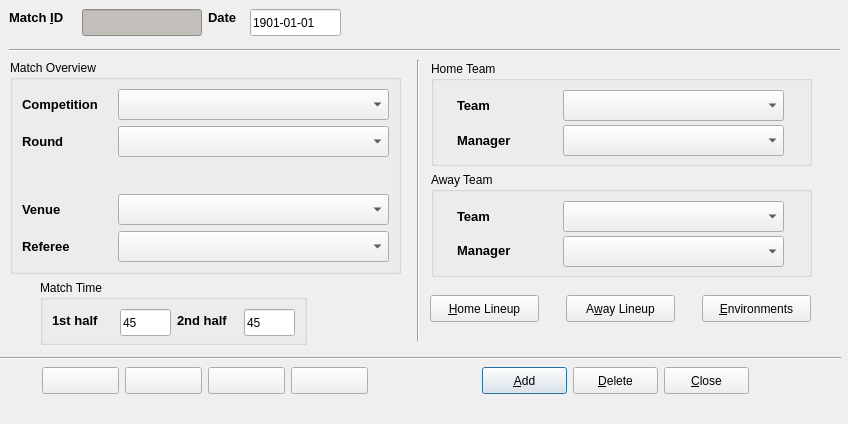
Before: the Qt Designer form code/pyqt/gui/match_entry.ui in soccermetrics/marcotti-desktop, drawn with Qt 5.
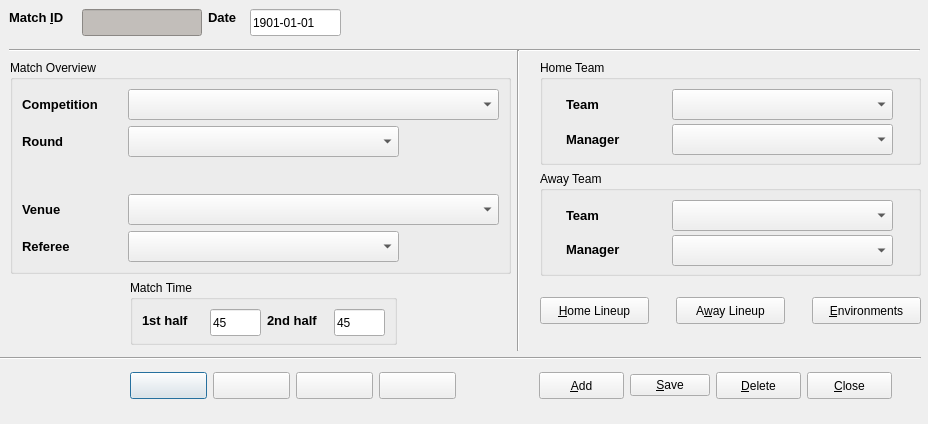
After: the same form once the commit is applied. Icons and pictures are not drawn.

Commit message: Added Save button to UIs, rebuilt autocoded Python files (#13)

```diff
--- a/code/pyqt/gui/match_entry.ui
+++ b/code/pyqt/gui/match_entry.ui
@@ -6,19 +6,19 @@
    <rect>
     <x>0</x>
     <y>0</y>
-    <width>848</width>
+    <width>928</width>
     <height>424</height>
    </rect>
   </property>
   <property name="minimumSize">
    <size>
-    <width>848</width>
+    <width>928</width>
     <height>424</height>
    </size>
   </property>
   <property name="maximumSize">
    <size>
-    <width>848</width>
+    <width>928</width>
     <height>424</height>
    </size>
   </property>
@@ -81,7 +81,7 @@
     <rect>
      <x>9</x>
      <y>42</y>
-     <width>831</width>
+     <width>911</width>
      <height>16</height>
     </rect>
    </property>
@@ -92,10 +92,10 @@
   <widget class="Line" name="line_2">
    <property name="geometry">
     <rect>
-     <x>410</x>
-     <y>60</y>
+     <x>510</x>
+     <y>50</y>
      <width>16</width>
-     <height>281</height>
+     <height>301</height>
     </rect>
    </property>
    <property name="orientation">
@@ -107,7 +107,7 @@
     <rect>
      <x>10</x>
      <y>60</y>
-     <width>391</width>
+     <width>501</width>
      <height>214</height>
     </rect>
    </property>
@@ -133,13 +133,13 @@
      <widget class="QComboBox" name="matchCompSelect">
       <property name="minimumSize">
        <size>
-        <width>271</width>
+        <width>371</width>
         <height>31</height>
        </size>
       </property>
       <property name="maximumSize">
        <size>
-        <width>271</width>
+        <width>371</width>
         <height>31</height>
        </size>
       </property>
@@ -212,13 +212,13 @@
      <widget class="QComboBox" name="matchVenueSelect">
       <property name="minimumSize">
        <size>
-        <width>271</width>
+        <width>371</width>
         <height>31</height>
        </size>
       </property>
       <property name="maximumSize">
        <size>
-        <width>271</width>
+        <width>371</width>
         <height>31</height>
        </size>
       </property>
@@ -267,7 +267,7 @@
     <rect>
      <x>0</x>
      <y>350</y>
-     <width>841</width>
+     <width>921</width>
      <height>16</height>
     </rect>
    </property>
@@ -323,7 +323,7 @@
   <widget class="QWidget" name="layoutWidget">
    <property name="geometry">
     <rect>
-     <x>40</x>
+     <x>130</x>
      <y>280</y>
      <width>332</width>
      <height>65</height>
@@ -447,130 +447,10 @@
   <widget class="QWidget" name="layoutWidget">
    <property name="geometry">
     <rect>
-     <x>420</x>
-     <y>360</y>
-     <width>391</width>
-     <height>41</height>
-    </rect>
-   </property>
-   <layout class="QHBoxLayout" name="horizontalLayout_8">
-    <item>
-     <spacer name="horizontalSpacer_3">
-      <property name="orientation">
-       <enum>Qt::Horizontal</enum>
-      </property>
-      <property name="sizeHint" stdset="0">
-       <size>
-        <width>40</width>
-        <height>20</height>
-       </size>
-      </property>
-     </spacer>
-    </item>
-    <item>
-     <layout class="QHBoxLayout" name="horizontalLayout_3">
-      <item>
-       <widget class="QPushButton" name="addEntry">
-        <property name="minimumSize">
-         <size>
-          <width>85</width>
-          <height>27</height>
-         </size>
-        </property>
-        <property name="maximumSize">
-         <size>
-          <width>85</width>
-          <height>27</height>
-         </size>
-        </property>
-        <property name="toolTip">
-         <string>Add Entry</string>
-        </property>
-        <property name="text">
-         <string>&amp;Add</string>
-        </property>
-        <property name="icon">
-         <iconset resource="fmrd_resources.qrc">
-          <normaloff>:/images/add.png</normaloff>:/images/add.png</iconset>
-        </property>
-       </widget>
-      </item>
-      <item>
-       <widget class="QPushButton" name="deleteEntry">
-        <property name="minimumSize">
-         <size>
-          <width>85</width>
-          <height>27</height>
-         </size>
-        </property>
-        <property name="maximumSize">
-         <size>
-          <width>85</width>
-          <height>27</height>
-         </size>
-        </property>
-        <property name="toolTip">
-         <string>Delete Entry</string>
-        </property>
-        <property name="text">
-         <string>&amp;Delete</string>
-        </property>
-        <property name="icon">
-         <iconset resource="fmrd_resources.qrc">
-          <normaloff>:/images/delete.png</normaloff>:/images/delete.png</iconset>
-        </property>
-       </widget>
-      </item>
-      <item>
-       <widget class="QPushButton" name="closeButton">
-        <property name="minimumSize">
-         <size>
-          <width>85</width>
-          <height>27</height>
-         </size>
-        </property>
-        <property name="maximumSize">
-         <size>
-          <width>85</width>
-          <height>27</height>
-         </size>
-        </property>
-        <property name="toolTip">
-         <string>Close Window</string>
-        </property>
-        <property name="text">
-         <string>&amp;Close</string>
-        </property>
-        <property name="icon">
-         <iconset resource="fmrd_resources.qrc">
-          <normaloff>:/images/quit.png</normaloff>:/images/quit.png</iconset>
-        </property>
-       </widget>
-      </item>
-     </layout>
-    </item>
-    <item>
-     <spacer name="horizontalSpacer_6">
-      <property name="orientation">
-       <enum>Qt::Horizontal</enum>
-      </property>
-      <property name="sizeHint" stdset="0">
-       <size>
-        <width>28</width>
-        <height>20</height>
-       </size>
-      </property>
-     </spacer>
-    </item>
-   </layout>
-  </widget>
-  <widget class="QWidget" name="layoutWidget">
-   <property name="geometry">
-    <rect>
-     <x>42</x>
+     <x>130</x>
      <y>360</y>
      <width>328</width>
-     <height>41</height>
+     <height>51</height>
     </rect>
    </property>
    <layout class="QHBoxLayout" name="horizontalLayout_2">
@@ -683,8 +563,8 @@
   <widget class="QWidget" name="layoutWidget">
    <property name="geometry">
     <rect>
-     <x>431</x>
-     <y>61</y>
+     <x>540</x>
+     <y>60</y>
      <width>381</width>
      <height>216</height>
     </rect>
@@ -890,8 +770,8 @@
   <widget class="QWidget" name="layoutWidget">
    <property name="geometry">
     <rect>
-     <x>430</x>
-     <y>278</y>
+     <x>540</x>
+     <y>280</y>
      <width>381</width>
      <height>61</height>
     </rect>
@@ -1000,6 +880,136 @@
     </item>
    </layout>
   </widget>
+  <widget class="QWidget" name="">
+   <property name="geometry">
+    <rect>
+     <x>510</x>
+     <y>360</y>
+     <width>411</width>
+     <height>51</height>
+    </rect>
+   </property>
+   <layout class="QHBoxLayout" name="horizontalLayout_3">
+    <item>
+     <spacer name="horizontalSpacer_3">
+      <property name="orientation">
+       <enum>Qt::Horizontal</enum>
+      </property>
+      <property name="sizeHint" stdset="0">
+       <size>
+        <width>13</width>
+        <height>20</height>
+       </size>
+      </property>
+     </spacer>
+    </item>
+    <item>
+     <widget class="QPushButton" name="addEntry">
+      <property name="minimumSize">
+       <size>
+        <width>85</width>
+        <height>27</height>
+       </size>
+      </property>
+      <property name="maximumSize">
+       <size>
+        <width>85</width>
+        <height>27</height>
+       </size>
+      </property>
+      <property name="toolTip">
+       <string>Add Entry</string>
+      </property>
+      <property name="text">
+       <string>&amp;Add</string>
+      </property>
+      <property name="icon">
+       <iconset resource="fmrd_resources.qrc">
+        <normaloff>:/images/add.png</normaloff>:/images/add.png</iconset>
+      </property>
+     </widget>
+    </item>
+    <item>
+     <widget class="QPushButton" name="saveEntry">
+      <property name="toolTip">
+       <string>Delete Entry</string>
+      </property>
+      <property name="text">
+       <string>&amp;Save</string>
+      </property>
+      <property name="icon">
+       <iconset resource="fmrd_resources.qrc">
+        <normaloff>:/images/save.png</normaloff>:/images/save.png</iconset>
+      </property>
+     </widget>
+    </item>
+    <item>
+     <widget class="QPushButton" name="deleteEntry">
+      <property name="minimumSize">
+       <size>
+        <width>85</width>
+        <height>27</height>
+       </size>
+      </property>
+      <property name="maximumSize">
+       <size>
+        <width>85</width>
+        <height>27</height>
+       </size>
+      </property>
+      <property name="toolTip">
+       <string>Delete Entry</string>
+      </property>
+      <property name="text">
+       <string>&amp;Delete</string>
+      </property>
+      <property name="icon">
+       <iconset resource="fmrd_resources.qrc">
+        <normaloff>:/images/delete.png</normaloff>:/images/delete.png</iconset>
+      </property>
+     </widget>
+    </item>
+    <item>
+     <widget class="QPushButton" name="closeButton">
+      <property name="minimumSize">
+       <size>
+        <width>85</width>
+        <height>27</height>
+       </size>
+      </property>
+      <property name="maximumSize">
+       <size>
+        <width>85</width>
+        <height>27</height>
+       </size>
+      </property>
+      <property name="toolTip">
+       <string>Close Window</string>
+      </property>
+      <property name="text">
+       <string>&amp;Close</string>
+      </property>
+      <property name="icon">
+       <iconset resource="fmrd_resources.qrc">
+        <normaloff>:/images/quit.png</normaloff>:/images/quit.png</iconset>
+      </property>
+     </widget>
+    </item>
+    <item>
+     <spacer name="horizontalSpacer_6">
+      <property name="orientation">
+       <enum>Qt::Horizontal</enum>
+      </property>
+      <property name="sizeHint" stdset="0">
+       <size>
+        <width>17</width>
+        <height>20</height>
+       </size>
+      </property>
+     </spacer>
+    </item>
+   </layout>
+  </widget>
  </widget>
  <resources>
   <include location="fmrd_resources.qrc"/>
```
The commit also changes 52 other files.
